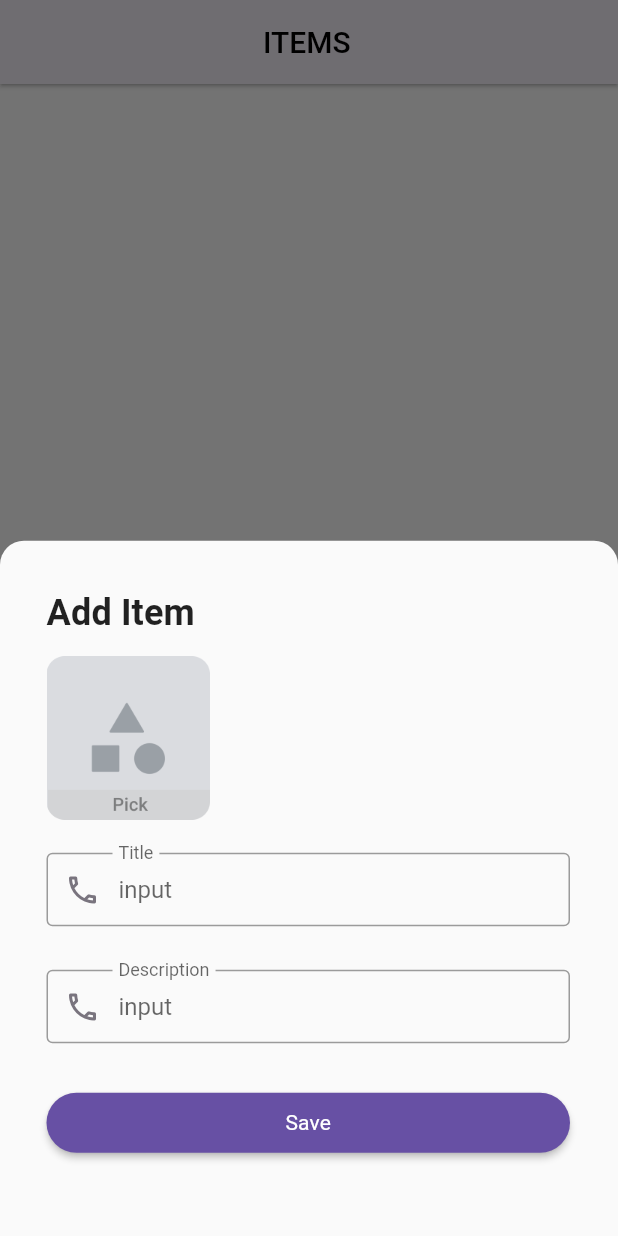
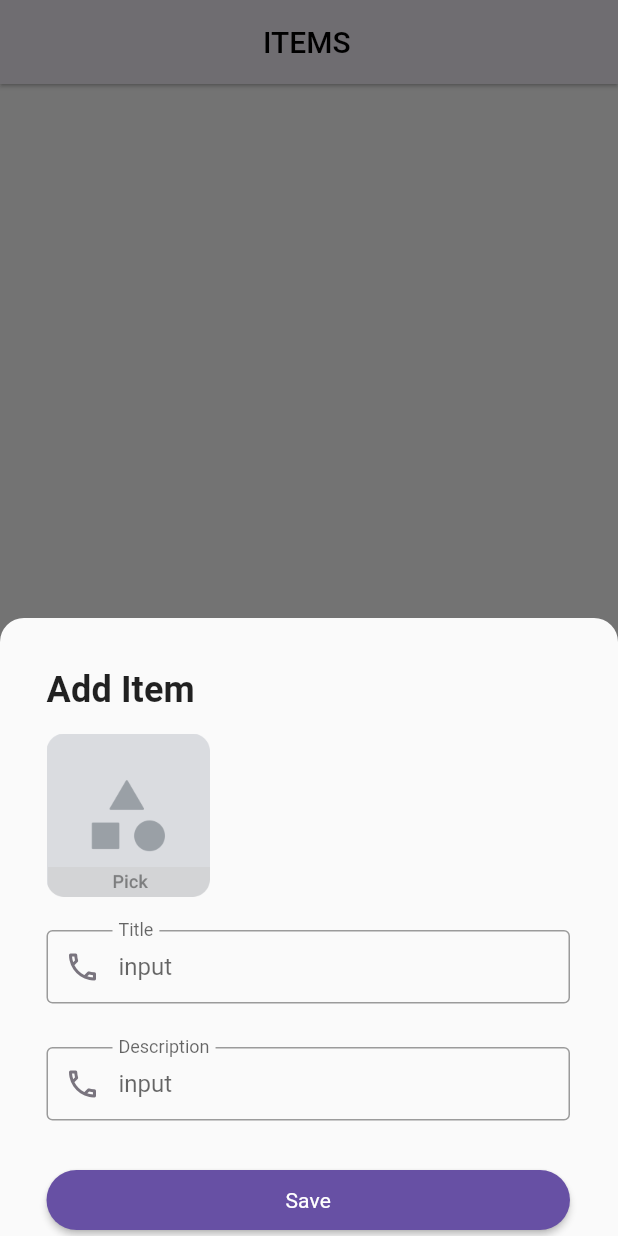
Before and after one commit to dada4747/crud_flutter_note_app, a Flutter app: the HomePage screen opened directly, after a tap on the "add" icon, on a phone screen of 412 x 824 dp. Run offline on Flutter 3.47's test engine with Material 2 defaults, Android fonts, the phone set to English and light mode, and no system bars; our stand-ins replace cloud_firestore, firebase_auth, firebase_core, firebase_storage, flutter_otp_text_field, flutter_slidable and 3 more; accounts and stored records are empty.

Commit message:
Refactored bottum sheet, fix ui bug, remove SHA from firebase

```diff
--- a/lib/view/home_page.dart
+++ b/lib/view/home_page.dart
@@ -116,6 +116,7 @@ class _HomePageState extends State<HomePage> {
                             desc: snapshot.data!.docs[index].data().notes,
                             image: snapshot.data!.docs[index].data().image,
                             time: snapshot.data!.docs[index].data().createdAt,
+                            id: snapshot.data!.docs[index].id,
                           ),
                         ),
                       );
@@ -144,7 +145,7 @@ class _HomePageState extends State<HomePage> {
                     borderRadius: BorderRadius.circular(16)),
                 color: AppColors.addBottonColor,
                 onPressed: () {
-                  FirebaseAuth.instance.signOut();
+                  // FirebaseAuth.instance.signOut();
                   showModalBottomSheet(
                       context: context,
                       enableDrag: true,
--- a/lib/view/widget/bottom_sheet.dart
+++ b/lib/view/widget/bottom_sheet.dart
@@ -27,14 +27,12 @@ class _AddNoteBottomSheetState extends State<AddNoteBottomSheet> {
 
   @override
   Widget build(BuildContext context) {
-    return Scaffold(
-        backgroundColor: AppColors.transperent,
-        body: Container(
-          height: 426,
-          width: 421,
-          padding: EdgeInsets.only(left: 31),
+    return Padding(
+      padding: EdgeInsets.only(
+          left: 31, bottom: MediaQuery.of(context).viewInsets.bottom),
       child: Column(
         crossAxisAlignment: CrossAxisAlignment.start,
+        mainAxisSize: MainAxisSize.min,
         children: [
           Container(
             width: 240,
@@ -197,6 +195,6 @@ class _AddNoteBottomSheetState extends State<AddNoteBottomSheet> {
           )
         ],
       ),
-        ));
+    );
   }
 }
```
Also changed, not shown: lib/view/widget/list_builder.dart (+14 -6 lines). Lines whose indentation alone changed are shown as unchanged.
